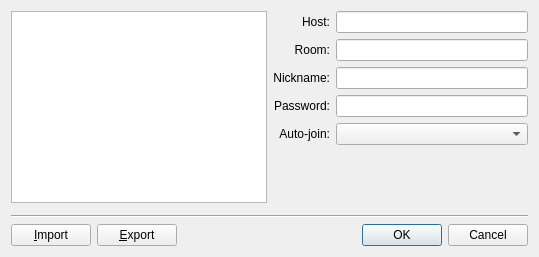
The window that src/bookmarkmanage.ui (psi-im/psi) describes before a commit, drawn with Qt 5.
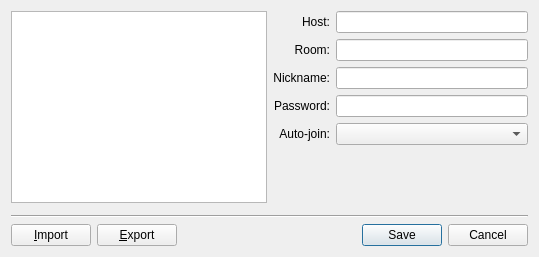
The same window after the commit.

Commit message: Bokmarks manager: Ok->Save

Diff of the .ui file:
```diff
--- a/src/bookmarkmanage.ui
+++ b/src/bookmarkmanage.ui
@@ -128,7 +128,7 @@
    <item row="2" column="1">
     <widget class="QDialogButtonBox" name="buttonBox">
      <property name="standardButtons">
-      <set>QDialogButtonBox::Cancel|QDialogButtonBox::Ok</set>
+      <set>QDialogButtonBox::StandardButton::Cancel|QDialogButtonBox::StandardButton::Save</set>
      </property>
     </widget>
    </item>
```
Left out of the diff: 22 changed lines with no effect on the pictures.
